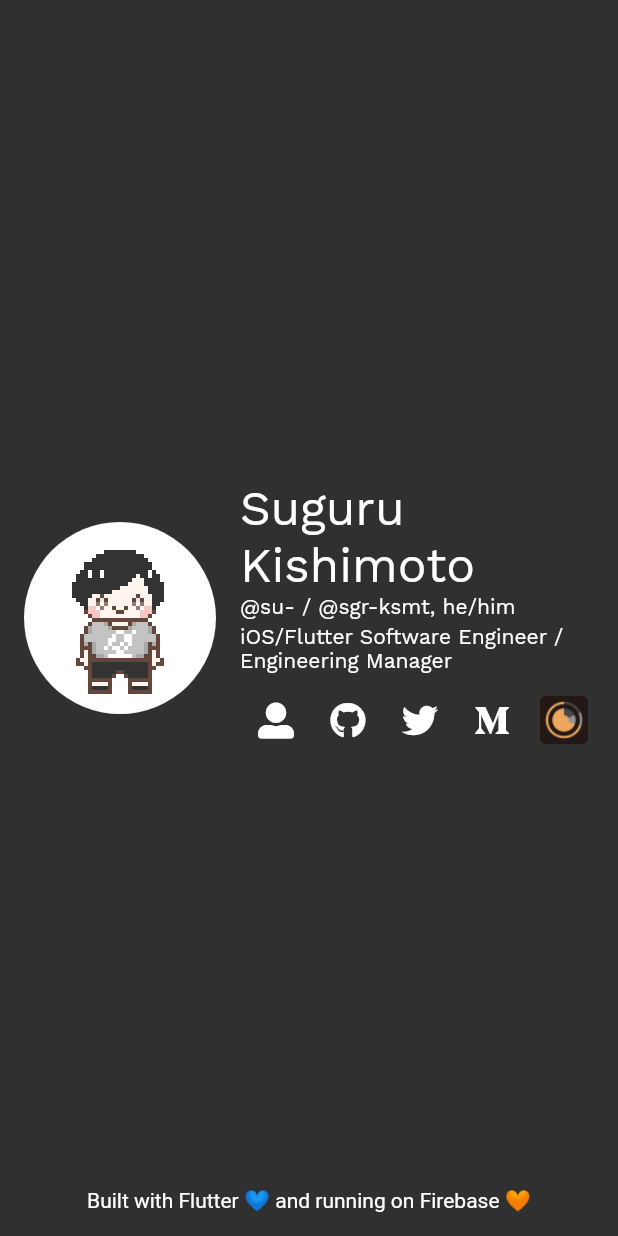
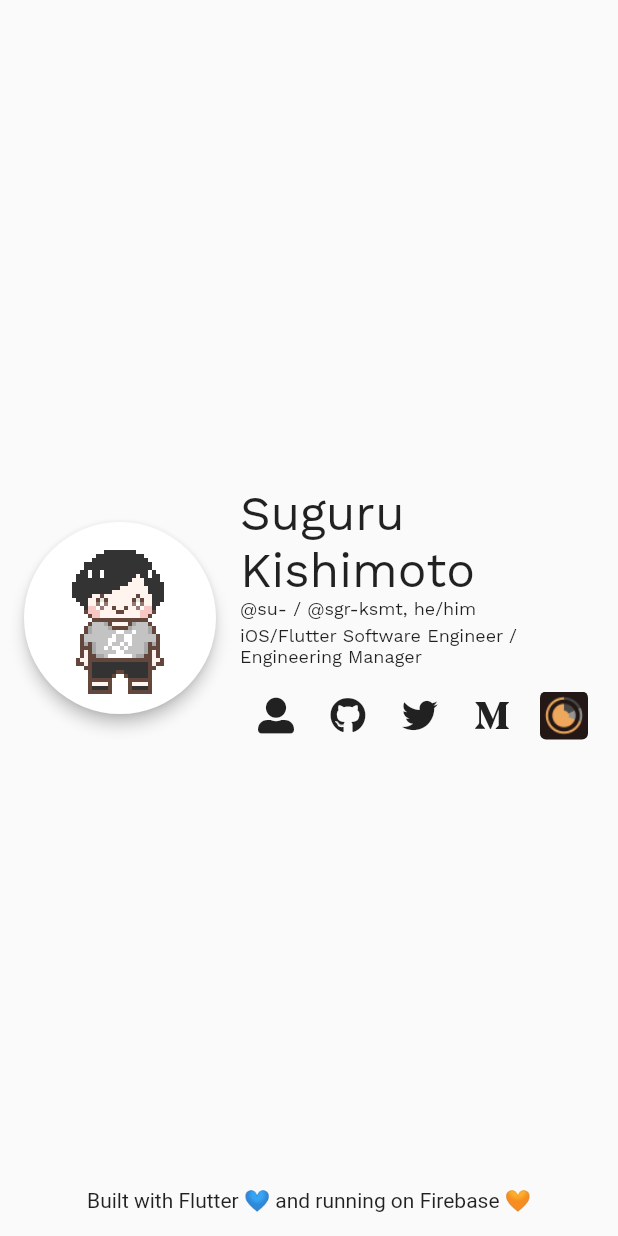
Before and after one commit to sgr-ksmt/my-web-site, a Flutter app: the screen it shows after launch, on a phone screen of 412 x 824 dp. Run offline on Flutter 3.47's test engine with Material 2 defaults, Android fonts, the phone set to English and light mode, and no system bars; our stand-ins replace flutter_hooks, font_awesome_flutter, gap, google_fonts; missing offline and left inert: dart:html.

Commit message:
apply light theme and adjust layout.

```diff
--- a/lib/app.dart
+++ b/lib/app.dart
@@ -10,10 +10,16 @@ class App extends StatelessWidget {
     return MaterialApp(
       debugShowCheckedModeBanner: false,
       title: 'sgr-ksmt',
-      theme: ThemeData.dark().copyWith(
-        textTheme: GoogleFonts.workSansTextTheme(ThemeData.dark().textTheme),
-      ),
+      themeMode: ThemeMode.system,
+      theme: _theme(ThemeData.light()),
+      darkTheme: _theme(ThemeData.dark()),
       home: const HomePage(),
     );
   }
+
+  ThemeData _theme(ThemeData data) => data.copyWith(
+        textTheme: GoogleFonts.workSansTextTheme(
+          data.textTheme,
+        ),
+      );
 }
--- a/lib/widgets/footer.dart
+++ b/lib/widgets/footer.dart
@@ -23,8 +23,8 @@ class Footer extends HookWidget {
               RichText(
                 textAlign: TextAlign.center,
                 text: TextSpan(
-                  style: const TextStyle(
-                    color: Colors.white,
+                  style: TextStyle(
+                    color: Theme.of(context).textTheme.bodyText1?.color,
                   ),
                   children: [
                     const TextSpan(text: 'Built with '),
--- a/lib/widgets/id_text.dart
+++ b/lib/widgets/id_text.dart
@@ -5,6 +5,9 @@ class IDText extends StatelessWidget {
 
   @override
   Widget build(BuildContext context) {
-    return const Text('@su- / @sgr-ksmt, he/him');
+    return const Text(
+      '@su- / @sgr-ksmt, he/him',
+      style: TextStyle(fontSize: 12),
+    );
   }
 }
--- a/lib/widgets/name_text.dart
+++ b/lib/widgets/name_text.dart
@@ -7,7 +7,7 @@ class NameText extends StatelessWidget {
   Widget build(BuildContext context) {
     return const Text(
       'Suguru Kishimoto',
-      style: TextStyle(fontSize: 32),
+      style: TextStyle(fontSize: 32, fontWeight: FontWeight.w400),
     );
   }
 }
--- a/lib/widgets/profile_icon.dart
+++ b/lib/widgets/profile_icon.dart
@@ -8,10 +8,16 @@ class ProfileIcon extends StatelessWidget {
 
   @override
   Widget build(BuildContext context) {
-    return ClipOval(
+    return PhysicalModel(
+      color: Colors.transparent,
+      elevation: 4,
+      borderRadius: BorderRadius.circular(64),
       child: CircleAvatar(
+        backgroundColor: Colors.transparent,
         radius: 64,
-        child: Assets.images.icon.image(),
+        child: ClipOval(
+          child: Assets.images.icon.image(),
+        ),
       ),
     );
   }
--- a/lib/widgets/role_text.dart
+++ b/lib/widgets/role_text.dart
@@ -7,6 +7,7 @@ class RoleText extends StatelessWidget {
   Widget build(BuildContext context) {
     return const Text(
       'iOS/Flutter Software Engineer / Engineering Manager',
+      style: TextStyle(fontSize: 12),
     );
   }
 }
```
Also changed, not shown: pubspec.lock.
